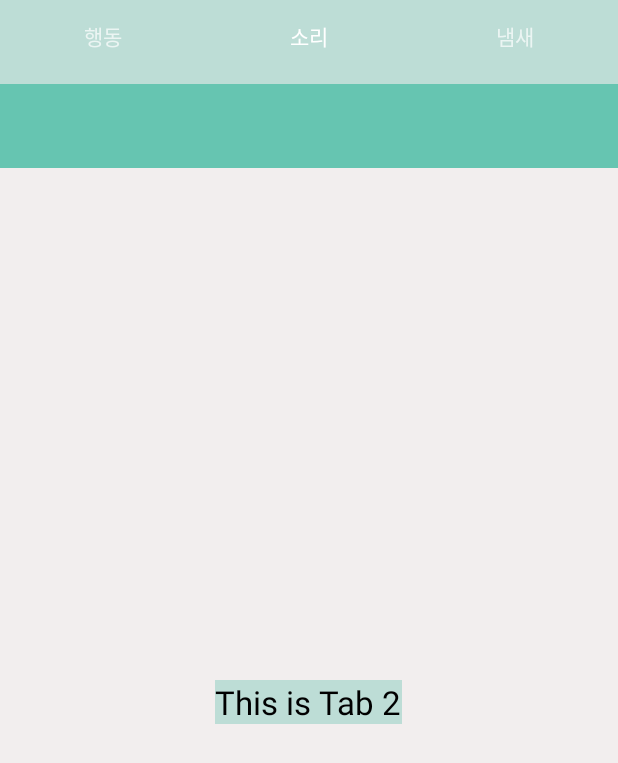
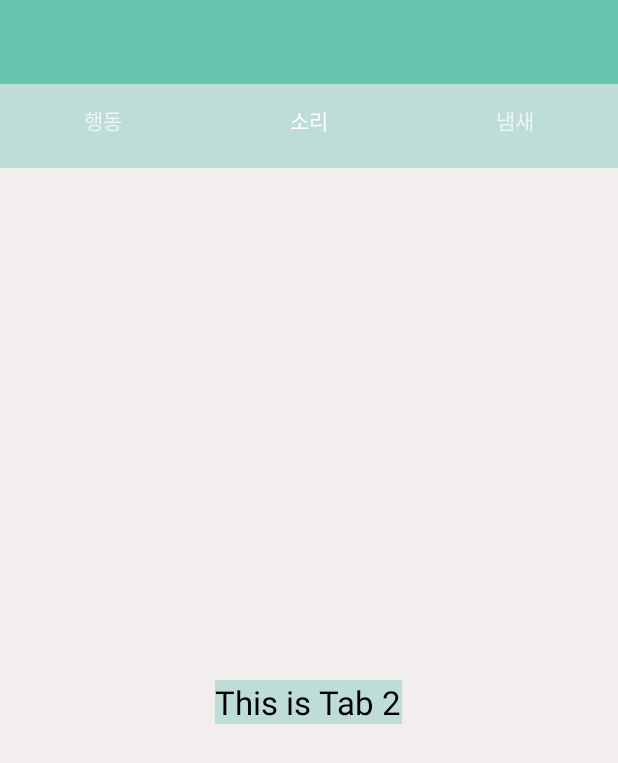
Before and after one commit to ppojjakppojjak/Pet-Finder, an Android app: the screen it shows after launch (Allure_activity), tab 2 chosen, on a phone screen of 412 x 824 dp. Shown: the top 763 px of the screen. Run offline under Robolectric (Android 15) with nearby library versions, the phone set to English and light mode, and no system bars.

Commit message:
action bar problem solved home back button unsolved ->secondversion text content not yer

```diff
--- a/app/src/main/AndroidManifest.xml
+++ b/app/src/main/AndroidManifest.xml
@@ -15,7 +15,6 @@
 
         <activity android:name=".Allure_activity">
             <intent-filter>
-
                 <action android:name="android.intent.action.MAIN" />
 
                 <category android:name="android.intent.category.LAUNCHER" />
--- a/app/src/main/res/layout/activity_allure_activity.xml
+++ b/app/src/main/res/layout/activity_allure_activity.xml
@@ -20,6 +20,11 @@
             android:theme="@style/ThemeOverlay.AppCompat.Dark.ActionBar"
             android:popupTheme="@style/ThemeOverlay.AppCompat.Light" />
 -->
+    <android.support.v7.widget.Toolbar
+        android:id="@+id/toolbar"
+        android:layout_width="match_parent"
+        android:layout_height="wrap_content"
+        android:background="#66C5B1" />
 
     <android.support.design.widget.TabLayout
         android:id="@+id/tabLayout"
@@ -30,15 +35,11 @@
         android:theme="@style/ThemeOverlay.AppCompat.Dark.ActionBar" />
 
 
-    <android.support.v7.widget.Toolbar
-        android:id="@+id/toolbar"
-        android:layout_width="match_parent"
-        android:layout_height="wrap_content"
-        android:background="#66C5B1" />
-
     <android.support.v4.view.ViewPager
         android:id="@+id/pager"
         android:layout_width="match_parent"
         android:layout_height="match_parent" />
 
+
+
 </LinearLayout>
--- a/app/src/main/res/layout/tab_fragment_1.xml
+++ b/app/src/main/res/layout/tab_fragment_1.xml
@@ -10,7 +10,6 @@ android:orientation="vertical"
         android:layout_width="wrap_content"
         android:layout_height="wrap_content"
         android:layout_centerInParent="true"
-        android:background="@android:color/background_light"
         android:text="This is Tab 1"
         android:textAppearance="?android:attr/textAppearanceLarge"
         android:textColor="@android:color/black"
--- a/app/src/main/res/layout/tab_fragment_2.xml
+++ b/app/src/main/res/layout/tab_fragment_2.xml
@@ -11,7 +11,8 @@
         android:layout_height="wrap_content"
         android:layout_centerInParent="true"
         android:text="This is Tab 2"
+        android:textAppearance="?android:attr/textAppearanceLarge"
         android:textColor="@android:color/black"
-        android:textAppearance="?android:attr/textAppearanceLarge"/>
+        android:textStyle="normal"  />
 
 </RelativeLayout>
--- a/app/src/main/res/layout/tab_fragment_3.xml
+++ b/app/src/main/res/layout/tab_fragment_3.xml
@@ -11,7 +11,8 @@
         android:layout_height="wrap_content"
         android:layout_centerInParent="true"
         android:text="This is Tab 3"
+        android:textAppearance="?android:attr/textAppearanceLarge"
         android:textColor="@android:color/black"
-        android:textAppearance="?android:attr/textAppearanceLarge"/>
+        android:textStyle="normal"  />
 
 </RelativeLayout>
--- a/app/src/main/res/values/styles.xml
+++ b/app/src/main/res/values/styles.xml
@@ -22,7 +22,6 @@
     </style>
 
     <style name="AppTheme.AppBarOverlay" parent="ThemeOverlay.AppCompat.Dark.ActionBar" />
-
     <style name="AppTheme.PopupOverlay" parent="ThemeOverlay.AppCompat.Light" />
 
 </resources>
```
